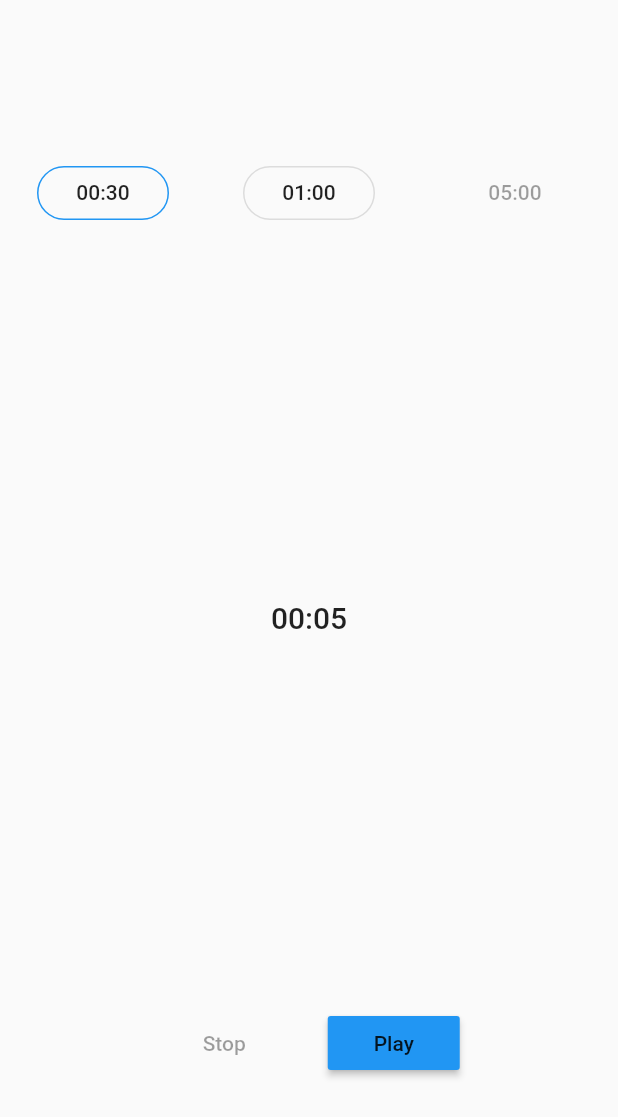
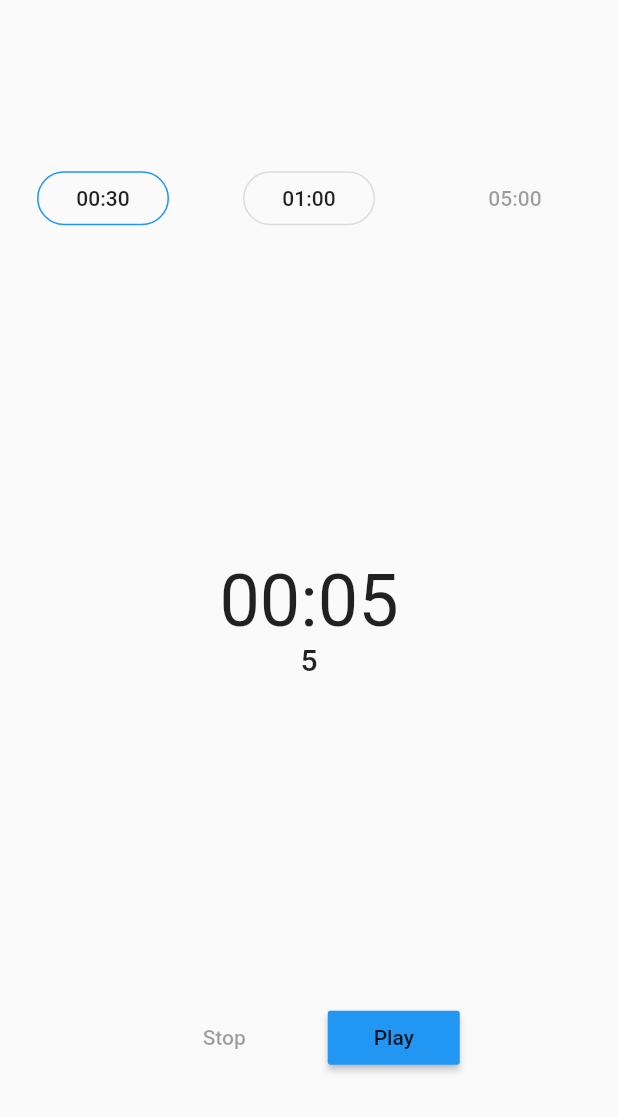
Before and after one commit to dbenitez-bcn/workout_timer, a Flutter app: the screen it shows after launch, on a phone screen of 412 x 824 dp. Shown: the top 1117 px of the screen. Run offline on Flutter 3.47's test engine with Material 2 defaults, Android fonts, the phone set to English and light mode, and no system bars.

Commit message:
updates ui

```diff
--- a/lib/view/screens/main_screen.dart
+++ b/lib/view/screens/main_screen.dart
@@ -30,18 +30,15 @@ class MainScreen extends StatelessWidget {
                 ),
               ],
             ),
-            SizedBox(
-              width: 100,
-              height: 100,
-              child: Center(
-                child: StreamBuilder<String>(
-                  stream: this.vm.time,
-                  initialData: this.vm.getTime(),
-                  builder: (context, snapshot) {
-                    return TimerDisplayer(time: snapshot.data);
-                  },
-                ),
-              ),
+            StreamBuilder<String>(
+              stream: this.vm.time,
+              initialData: this.vm.getTime(),
+              builder: (context, snapshot) {
+                return TimerDisplayer(
+                  time: snapshot.data,
+                  round: this.vm.getRound(),
+                );
+              },
             ),
             StreamBuilder<Status>(
               stream: this.vm.status,
--- a/lib/view/widgets/time_displayer.dart
+++ b/lib/view/widgets/time_displayer.dart
@@ -4,15 +4,25 @@ class TimerDisplayer extends StatelessWidget {
   const TimerDisplayer({
     Key key,
     @required this.time,
+    @required this.round,
   }) : super(key: key);
 
   final String time;
+  final String round;
 
   @override
   Widget build(BuildContext context) {
-    return Text(
-      this.time,
-      style: Theme.of(context).textTheme.title,
+    return Column(
+      children: <Widget>[
+        Text(
+          this.time,
+          style: TextStyle(fontSize: 48),
+        ),
+        Text(
+          this.round,
+          style: Theme.of(context).textTheme.title,
+        ),
+      ],
     );
   }
 }
```
